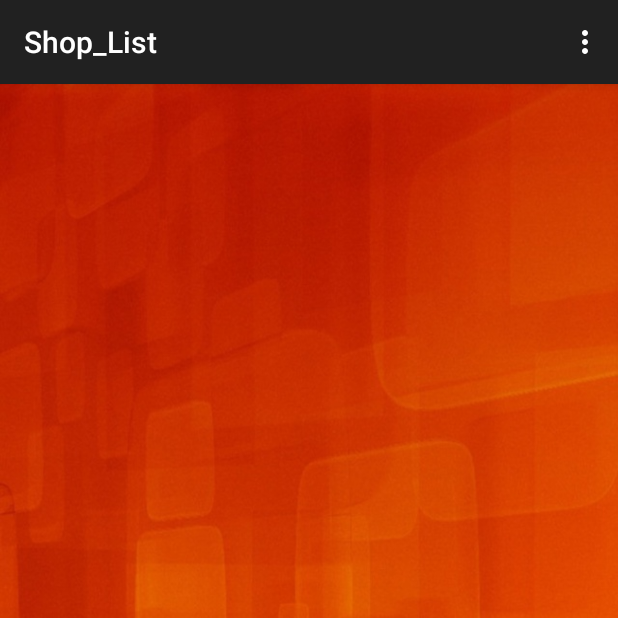
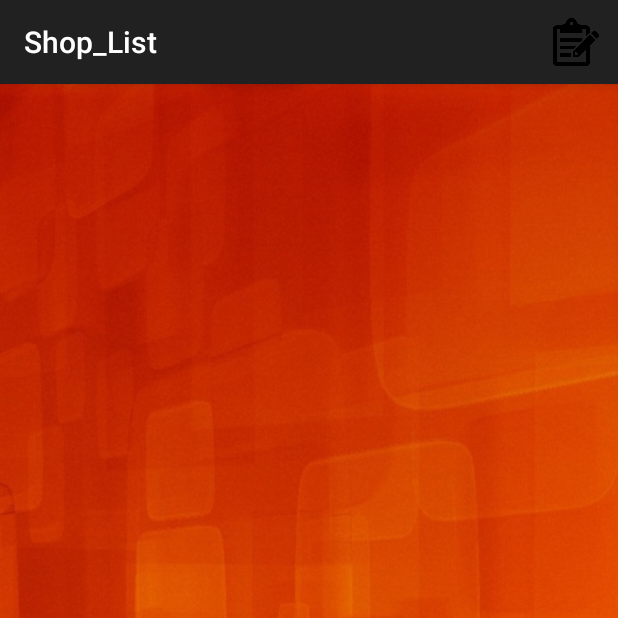
Before and after one commit to adnansee/colruyt_shopping_assistant, an Android app: the screen it shows after launch (Shop_List), after a tap on an icon or button, on a phone screen of 412 x 824 dp, the top half of it. Run offline under Robolectric (Android 15) with nearby library versions, the phone set to English and light mode, and no system bars.

```diff
--- a/app/build.gradle
+++ b/app/build.gradle
@@ -22,6 +22,7 @@ dependencies {
     implementation fileTree(include: ['*.jar'], dir: 'libs')
     implementation 'com.android.support:appcompat-v7:28.0.0-alpha3'
     implementation 'com.android.support.constraint:constraint-layout:1.1.2'
+    implementation 'com.android.support:design:28.0.0-alpha3'
     testImplementation 'junit:junit:4.12'
     androidTestImplementation 'com.android.support.test:runner:1.0.2'
     androidTestImplementation 'com.android.support.test.espresso:espresso-core:3.0.2'
--- a/app/src/main/java/com/example/inta/colruytassistant/MainActivity.java
+++ b/app/src/main/java/com/example/inta/colruytassistant/MainActivity.java
@@ -29,7 +29,26 @@ public class MainActivity extends AppCompatActivity {
             });
 
 
+
+
+        ImageView shopButton = findViewById(R.id.goShop);
+
+
+
+
+
+        listButton.setOnClickListener(new View.OnClickListener() {
+            @Override
+            public void onClick(View view) {
+                startActivity(new Intent(getApplicationContext(), Shop_List.class));
+
+            }
+        });
+
         }
 
 
+
+
+
     }
--- a/app/src/main/java/com/example/inta/colruytassistant/Shop_List.java
+++ b/app/src/main/java/com/example/inta/colruytassistant/Shop_List.java
@@ -16,6 +16,7 @@ import android.view.MenuItem;
 import android.view.View;
 import android.widget.ArrayAdapter;
 import android.widget.EditText;
+import android.widget.ImageView;
 import android.widget.ListView;
 import android.widget.TextView;
 
@@ -46,6 +47,18 @@ public class Shop_List extends AppCompatActivity {
     public boolean onCreateOptionsMenu(Menu menu) {
         getMenuInflater().inflate(R.menu.list_menu,menu);
 
+        MenuItem item = menu.getItem(0);
+
+/*        if (item.getItemId() == R.id.action_add_list) {
+            ImageView imageView;
+            imageView = new ImageView();
+            imageView.setMaxHeight(18);
+            imageView.setMaxWidth(18);
+            imageView.setImageResource(R.drawable.listicon);
+
+            item.setActionView(imageView);
+        }*/
+
         return super.onCreateOptionsMenu(menu);
 
 
@@ -54,8 +67,8 @@ public class Shop_List extends AppCompatActivity {
 
     @Override
     public boolean onOptionsItemSelected(MenuItem item) {
+        item.setIcon(getResources().getDrawable(R.drawable.listicon));
         switch (item.getItemId()){
-
             case R.id.action_add_list:
                 final EditText itemEditText = new EditText(this);
                 AlertDialog dialog = new AlertDialog.Builder(this)
--- a/app/src/main/res/layout/list_item.xml
+++ b/app/src/main/res/layout/list_item.xml
@@ -1,5 +1,6 @@
 <?xml version="1.0" encoding="utf-8"?>
 <RelativeLayout xmlns:android="http://schemas.android.com/apk/res/android"
+    xmlns:tools="http://schemas.android.com/tools"
     android:layout_width="match_parent"
     android:layout_height="match_parent"
     android:onClick="deleteItem"
@@ -10,6 +11,7 @@
         android:id="@+id/listItemName"
         android:layout_width="wrap_content"
         android:layout_height="wrap_content"
+        android:textColor="@color/textColor"
         android:textSize="20sp" />
 
 
@@ -21,8 +23,8 @@
 
         android:layout_alignParentEnd="true"
         android:layout_alignParentTop="true"
-        android:layout_marginTop="14dp"
-        android:src="@drawable/deleteitem" />
+        android:src="@drawable/deleteitem"
+        tools:ignore="RtlCompat" />
 
 
 </RelativeLayout>
--- a/app/src/main/res/layout/shop_list_layout.xml
+++ b/app/src/main/res/layout/shop_list_layout.xml
@@ -9,7 +9,7 @@
         <ListView
             android:id="@+id/onelist"
             android:layout_width="wrap_content"
-            android:layout_height="wrap_content"/>
+            android:layout_height="wrap_content" />
 
 
 
--- a/app/src/main/res/menu/list_menu.xml
+++ b/app/src/main/res/menu/list_menu.xml
@@ -11,6 +11,7 @@
         android:id="@+id/action_add_list"
         android:icon="@drawable/listicon"
         android:title="@string/add_product"
+        app:showAsAction="always"
 
 
         />
--- a/app/src/main/res/values/colors.xml
+++ b/app/src/main/res/values/colors.xml
@@ -3,4 +3,5 @@
     <color name="colorPrimary">#EE7115</color>
     <color name="colorPrimaryDark">#EE7115</color>
     <color name="colorAccent">#AC5430</color>
+    <color name="textColor">#ffb6c1</color>
 </resources>
--- /dev/null
+++ b/app/src/main/res/values/dimens.xml
@@ -0,0 +1,3 @@
+<resources>
+    <dimen name="fab_margin">16dp</dimen>
+</resources>
--- a/app/src/main/res/values/strings.xml
+++ b/app/src/main/res/values/strings.xml
@@ -2,5 +2,6 @@
     <string name="app_name">COLRUYT SHOPPING ASSISTANT</string>
     <string name="add_product">Add item</string>
     <string name="title_activity_shop__list">Shop_List</string>
+    <string name="title_activity_go_shop">GoShop</string>
 
 </resources>
--- a/app/src/main/res/values/styles.xml
+++ b/app/src/main/res/values/styles.xml
@@ -3,9 +3,19 @@
     <!-- Base application theme. -->
     <style name="AppTheme" parent="Base.Theme.AppCompat.Light.DarkActionBar">
         <!-- Customize your theme here. -->
+        <item name="android:itemBackground">@color/colorAccent</item>
         <item name="colorPrimary">@color/colorPrimary</item>
         <item name="colorPrimaryDark">@color/colorPrimaryDark</item>
         <item name="colorAccent">@color/colorAccent</item>
     </style>
 
+    <style name="NoActionBar" parent="Theme.AppCompat.Light.DarkActionBar">
+        <item name="windowActionBar">false</item>
+        <item name="windowNoTitle">true</item>
+    </style>
+
+    <style name="AppBarOverlay" parent="ThemeOverlay.AppCompat.Dark.ActionBar" />
+
+    <style name="PopupOverlay" parent="ThemeOverlay.AppCompat.Light" />
+
 </resources>
```
Also changed, not shown: app/src/main/AndroidManifest.xml (+5 -2 lines), app/src/main/res/layout/activity_go_shop.xml (added, +33 -0 lines), app/src/main/res/layout/content_go_shop.xml (added, +11 -0 lines).
